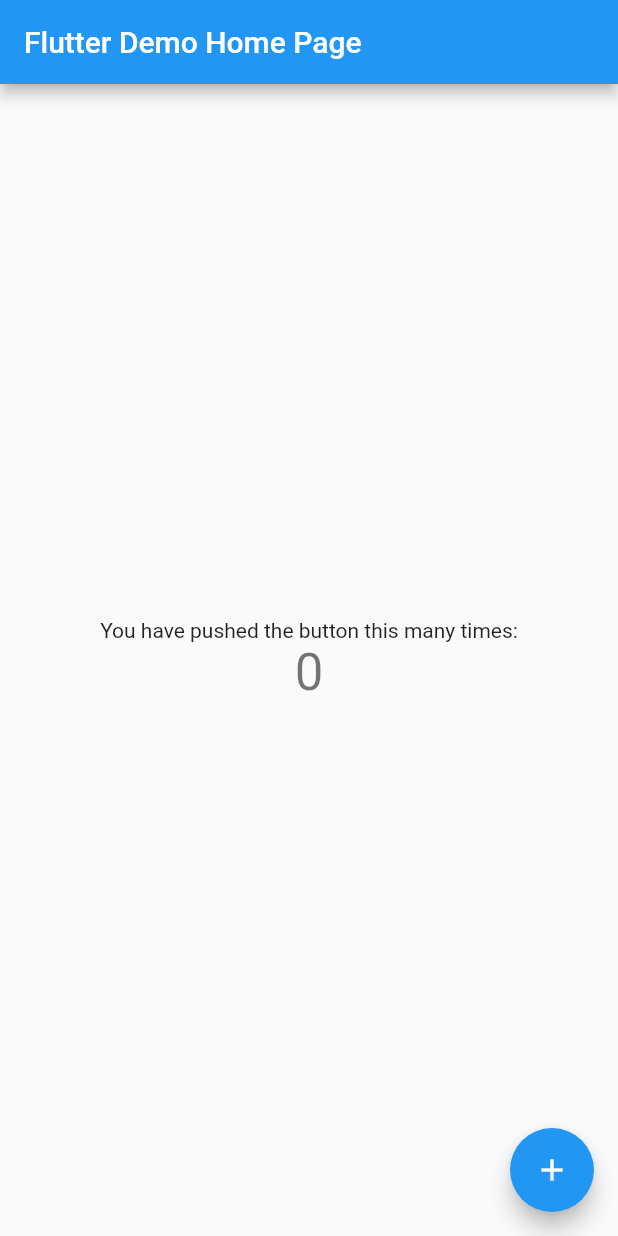
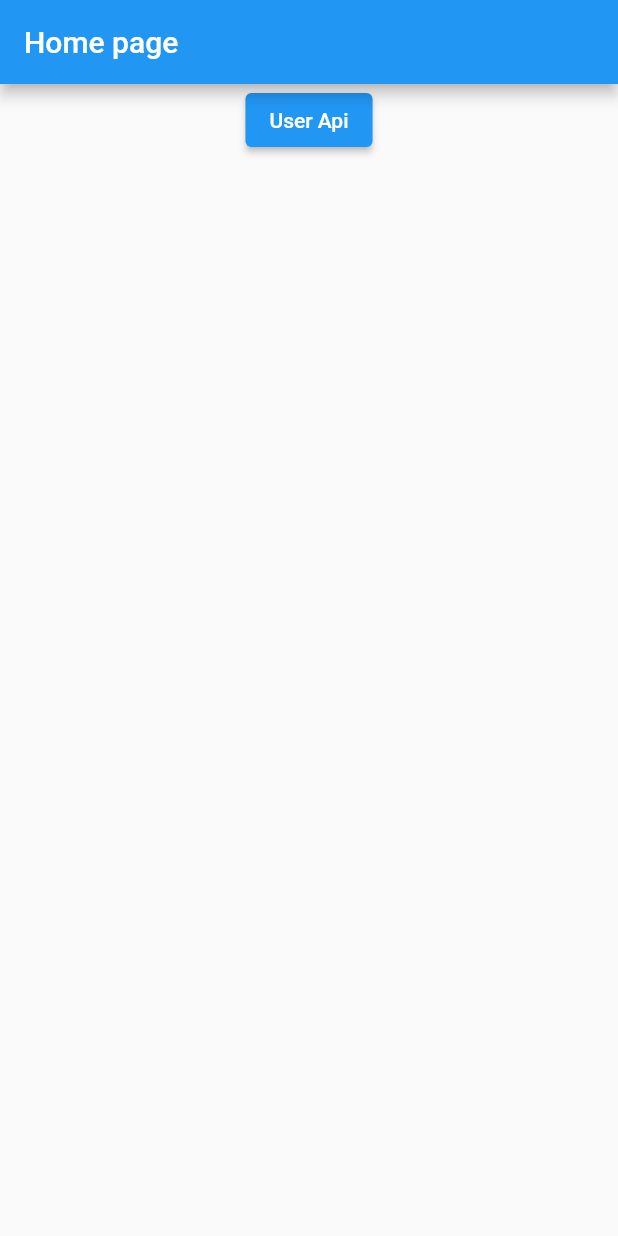
Before and after one commit to AkbaraliAnvarjonov/fifth_exam, a Flutter app: the screen it shows after launch, on a phone screen of 412 x 824 dp. Run offline on Flutter 3.47's test engine with Material 2 defaults, Android fonts, the phone set to English and light mode, and no system bars; our stand-ins replace dio.

Commit message:
user api done

```diff
--- /dev/null
+++ b/lib/data/model/my_response.dart
@@ -0,0 +1,6 @@
+class MyResponse {
+  dynamic data;
+  String error = "";
+
+  MyResponse({this.data, required this.error});
+}
--- a/lib/main.dart
+++ b/lib/main.dart
@@ -1,3 +1,4 @@
+import 'package:fifth_exam/ui/home_page.dart';
 import 'package:flutter/material.dart';
 
 void main() {
@@ -7,109 +8,14 @@ void main() {
 class MyApp extends StatelessWidget {
   const MyApp({super.key});
 
-  // This widget is the root of your application.
   @override
   Widget build(BuildContext context) {
     return MaterialApp(
       title: 'Flutter Demo',
       theme: ThemeData(
-        // This is the theme of your application.
-        //
-        // Try running your application with "flutter run". You'll see the
-        // application has a blue toolbar. Then, without quitting the app, try
-        // changing the primarySwatch below to Colors.green and then invoke
-        // "hot reload" (press "r" in the console where you ran "flutter run",
-        // or simply save your changes to "hot reload" in a Flutter IDE).
-        // Notice that the counter didn't reset back to zero; the application
-        // is not restarted.
         primarySwatch: Colors.blue,
       ),
-      home: const MyHomePage(title: 'Flutter Demo Home Page'),
+      home: const MyHomePage(),
     );
   }
 }
-
-class MyHomePage extends StatefulWidget {
-  const MyHomePage({super.key, required this.title});
-
-  // This widget is the home page of your application. It is stateful, meaning
-  // that it has a State object (defined below) that contains fields that affect
-  // how it looks.
-
-  // This class is the configuration for the state. It holds the values (in this
-  // case the title) provided by the parent (in this case the App widget) and
-  // used by the build method of the State. Fields in a Widget subclass are
-  // always marked "final".
-
-  final String title;
-
-  @override
-  State<MyHomePage> createState() => _MyHomePageState();
-}
-
-class _MyHomePageState extends State<MyHomePage> {
-  int _counter = 0;
-
-  void _incrementCounter() {
-    setState(() {
-      // This call to setState tells the Flutter framework that something has
-      // changed in this State, which causes it to rerun the build method below
-      // so that the display can reflect the updated values. If we changed
-      // _counter without calling setState(), then the build method would not be
-      // called again, and so nothing would appear to happen.
-      _counter++;
-    });
-  }
-
-  @override
-  Widget build(BuildContext context) {
-    // This method is rerun every time setState is called, for instance as done
-    // by the _incrementCounter method above.
-    //
-    // The Flutter framework has been optimized to make rerunning build methods
-    // fast, so that you can just rebuild anything that needs updating rather
-    // than having to individually change instances of widgets.
-    return Scaffold(
-      appBar: AppBar(
-        // Here we take the value from the MyHomePage object that was created by
-        // the App.build method, and use it to set our appbar title.
-        title: Text(widget.title),
-      ),
-      body: Center(
-        // Center is a layout widget. It takes a single child and positions it
-        // in the middle of the parent.
-        child: Column(
-          // Column is also a layout widget. It takes a list of children and
-          // arranges them vertically. By default, it sizes itself to fit its
-          // children horizontally, and tries to be as tall as its parent.
-          //
-          // Invoke "debug painting" (press "p" in the console, choose the
-          // "Toggle Debug Paint" action from the Flutter Inspector in Android
-          // Studio, or the "Toggle Debug Paint" command in Visual Studio Code)
-          // to see the wireframe for each widget.
-          //
-          // Column has various properties to control how it sizes itself and
-          // how it positions its children. Here we use mainAxisAlignment to
-          // center the children vertically; the main axis here is the vertical
-          // axis because Columns are vertical (the cross axis would be
-          // horizontal).
-          mainAxisAlignment: MainAxisAlignment.center,
-          children: <Widget>[
-            const Text(
-              'You have pushed the button this many times:',
-            ),
-            Text(
-              '$_counter',
-              style: Theme.of(context).textTheme.headline4,
-            ),
-          ],
-        ),
-      ),
-      floatingActionButton: FloatingActionButton(
-        onPressed: _incrementCounter,
-        tooltip: 'Increment',
-        child: const Icon(Icons.add),
-      ), // This trailing comma makes auto-formatting nicer for build methods.
-    );
-  }
-}
--- /dev/null
+++ b/lib/ui/home_page.dart
@@ -0,0 +1,27 @@
+import 'package:fifth_exam/ui/user_page/users_page.dart';
+import 'package:flutter/material.dart';
+
+class MyHomePage extends StatelessWidget {
+  const MyHomePage({super.key});
+
+  @override
+  Widget build(BuildContext context) {
+    return Scaffold(
+      appBar: AppBar(title: const Text("Home page")),
+      body: Center(
+          child: Column(
+        children: [
+          ElevatedButton(
+              onPressed: (() {
+                Navigator.push(
+                    context,
+                    MaterialPageRoute(
+                      builder: (context) => const UsersPage(),
+                    ));
+              }),
+              child: const Text("User Api"))
+        ],
+      )),
+    );
+  }
+}
--- a/pubspec.yaml
+++ b/pubspec.yaml
@@ -45,6 +45,9 @@ dependencies:
   firebase_analytics: ^10.0.6
   firebase_in_app_messaging: ^0.7.0+7
   firebase_messaging: ^14.1.4
+  dio: ^4.0.6
+  provider: ^6.0.5
+  image_network: ^2.5.1
 
 dev_dependencies:
   flutter_test:
```
Also changed, not shown: lib/data/api_service/api_client.dart (added, +72 -0 lines), lib/data/api_service/custom_exceptions.dart (added, +73 -0 lines), lib/data/api_service/users_api.dart (added, +21 -0 lines), lib/data/model/user_model/users_model.dart (added, +35 -0 lines), lib/data/repository/user_repository.dart (added, +9 -0 lines), lib/ui/user_page/users_page.dart (added, +53 -0 lines), lib/view_models/user_view_model.dart (added, +28 -0 lines), pubspec.lock, 2 other files.
